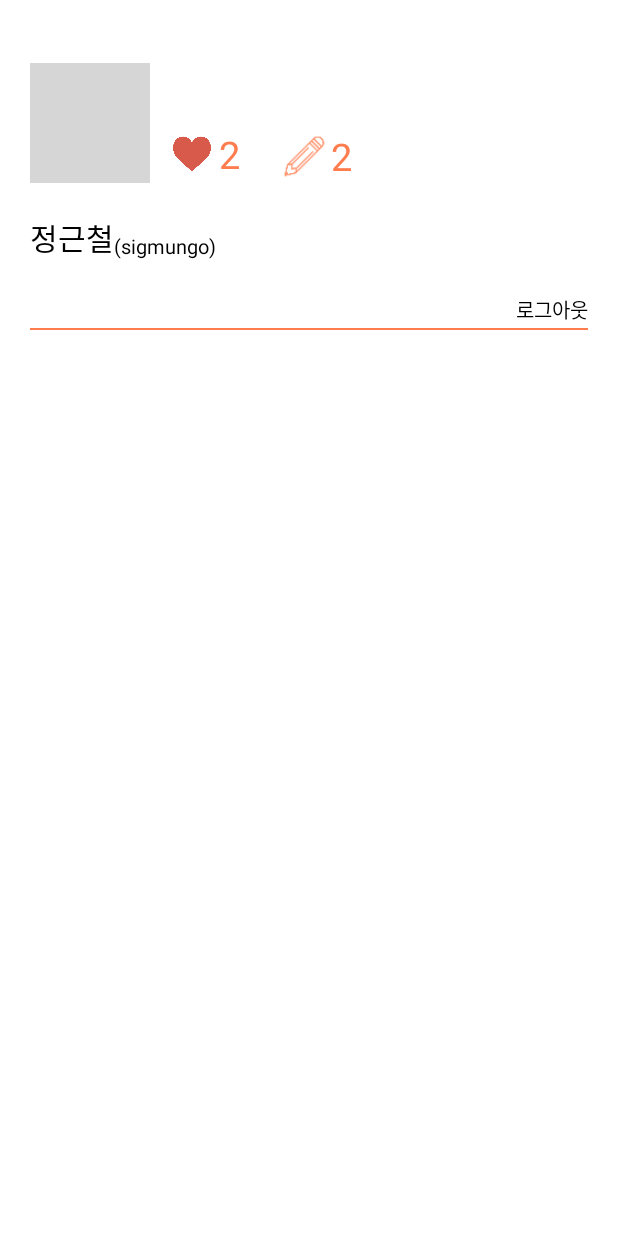
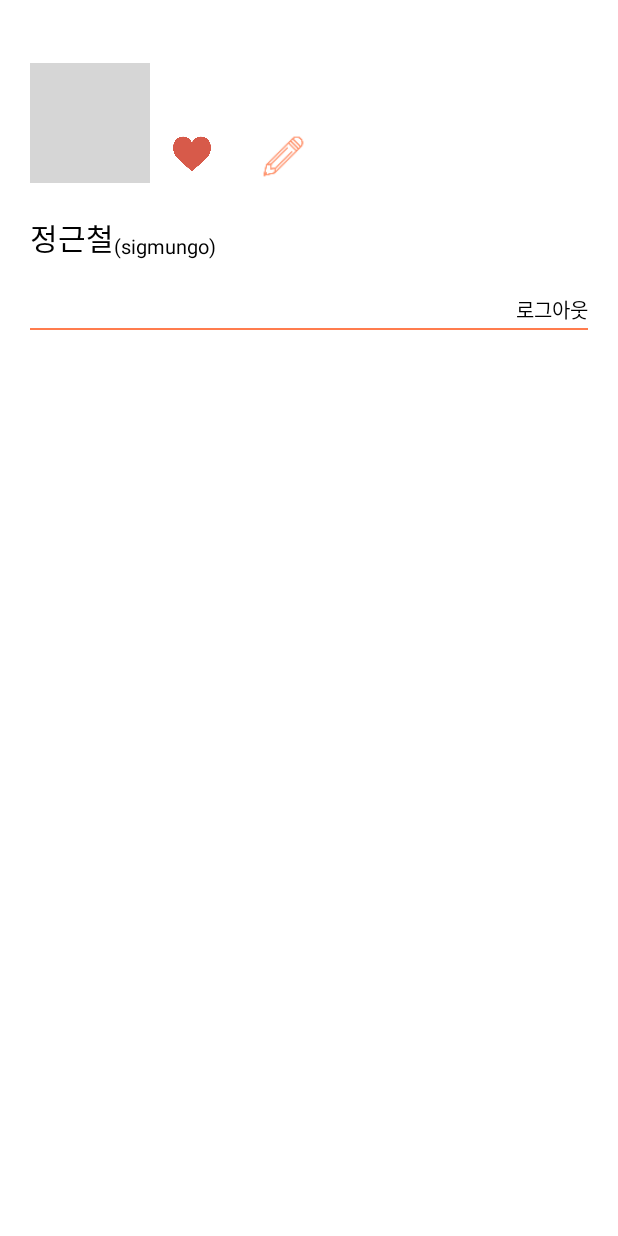
Before and after one commit to geni429/SigMunGo, an Android app: the layout drawer_header.xml on its own in the app's theme, with its tools: preview values and no code run, on a phone screen of 412 x 824 dp. Run offline under Robolectric (Android 15) with nearby library versions, the light colour scheme and no system bars; grey boxes are pictures that could not be loaded.

Commit message:
main sidemenu 공감, 불만작성 수 밑줄 구현

```diff
--- a/SigMunGo/app/src/main/res/layout/drawer_header.xml
+++ b/SigMunGo/app/src/main/res/layout/drawer_header.xml
@@ -29,10 +29,10 @@
                 android:layout_height="25dp"
                 android:src="@drawable/ic_sympathy"/>
             <TextView
+                android:id="@+id/sympathy_count"
                 android:layout_width="wrap_content"
                 android:layout_height="wrap_content"
                 android:layout_marginLeft="5dp"
-                android:text="2"
                 android:textColor="@color/colorPrimary"
                 android:textSize="25dp"/>
         </LinearLayout>
@@ -49,9 +49,9 @@
                 android:src="@drawable/ic_write_primary"
                 android:background="@null"/>
             <TextView
+                android:id="@+id/writing_count"
                 android:layout_width="wrap_content"
                 android:layout_height="wrap_content"
-                android:text="2"
                 android:textColor="@color/colorPrimary"
                 android:textSize="25dp"/>
         </LinearLayout>
```
Also changed, not shown: SigMunGo/app/src/main/java/com/example/sigmungo/sigmungo/Main.java (+16 -0 lines).
